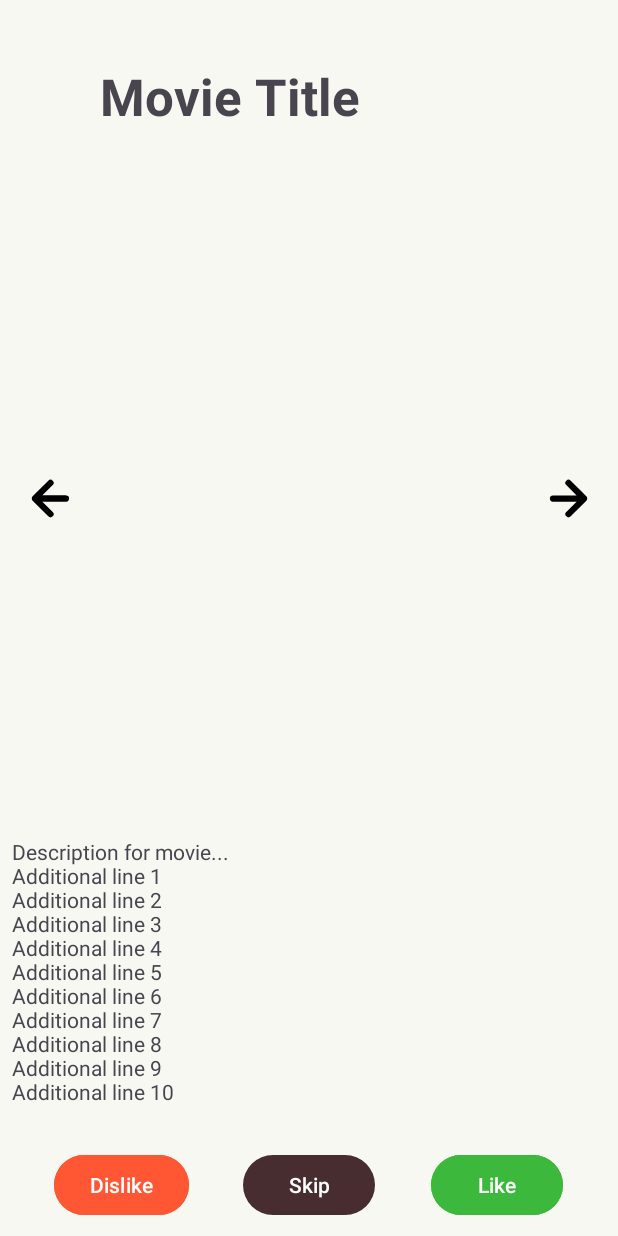
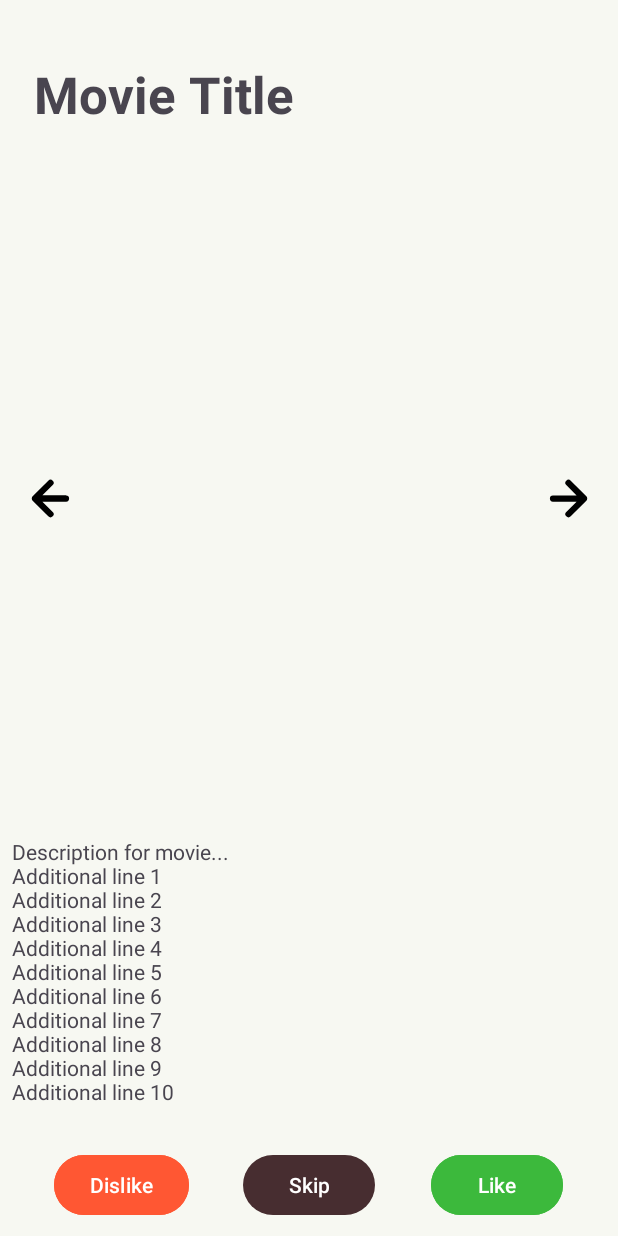
Before and after one commit to Juinjer/MovieRecommenderApp, an Android app built with Jetpack Compose: the SwipeScreen screen opened directly, with no data from a screen before it, on a phone screen of 412 x 824 dp. Run offline under Robolectric (Android 15) with nearby library versions, the phone set to English and light mode, and no system bars; our stand-ins replace Picasso; libraries missing offline, so code that uses them is left out: io.socket.client; pictures from the network do not load; 3 statements that could not run were skipped.

Commit message:
UI fixes

```diff
--- a/movierecommender/app/src/main/java/com/example/movierecommender/UniqueID.kt
+++ b/movierecommender/app/src/main/java/com/example/movierecommender/UniqueID.kt
@@ -1,6 +1,7 @@
 package com.example.movierecommender
 
 import android.app.Application
+import androidx.appcompat.app.AppCompatDelegate
 
 class UniqueID : Application() {
     var uniqueId: String = ""
@@ -11,4 +12,9 @@ class UniqueID : Application() {
         uniqueId = id
         initialized = true
     }
+
+    override fun onCreate() {
+        super.onCreate()
+        AppCompatDelegate.setDefaultNightMode(AppCompatDelegate.MODE_NIGHT_NO)
+    }
 }
--- a/movierecommender/app/src/main/res/layout/activity_create_room.xml
+++ b/movierecommender/app/src/main/res/layout/activity_create_room.xml
@@ -44,6 +44,7 @@
         android:layout_marginTop="109dp"
         android:layout_marginEnd="256dp"
         android:text="Room id:"
+        android:textColor="@color/mg_vandyke"
         app:layout_constraintEnd_toEndOf="parent"
         app:layout_constraintStart_toStartOf="parent"
         app:layout_constraintTop_toTopOf="parent" />
@@ -61,6 +62,7 @@
         android:focusable="false"
         android:text="1 2 3 4 5 6"
         android:textAlignment="center"
+        android:textColor="@color/black"
         app:layout_constraintEnd_toEndOf="parent"
         app:layout_constraintStart_toStartOf="parent"
         app:layout_constraintTop_toTopOf="@+id/id" />
@@ -101,6 +103,7 @@
         android:layout_marginStart="16dp"
         android:layout_marginTop="72dp"
         android:text="Scan QR code to join:"
+        android:textColor="@color/mg_vandyke"
         app:layout_constraintStart_toStartOf="parent"
         app:layout_constraintTop_toTopOf="parent" />
 
--- a/movierecommender/app/src/main/res/layout/activity_join_room.xml
+++ b/movierecommender/app/src/main/res/layout/activity_join_room.xml
@@ -31,11 +31,11 @@
         android:layout_width="wrap_content"
         android:layout_height="wrap_content"
         android:layout_marginTop="80dp"
+        android:backgroundTint="@color/mg_vandyke"
         android:ems="10"
         android:hint="Room id"
         android:inputType="number"
         android:textColor="@color/black"
-        android:backgroundTint="@color/mg_vandyke"
         app:layout_constraintEnd_toEndOf="parent"
         app:layout_constraintHorizontal_bias="0.502"
         app:layout_constraintStart_toStartOf="parent"
@@ -69,6 +69,7 @@
         android:layout_width="wrap_content"
         android:layout_height="wrap_content"
         android:text="Or scan QR code to join:"
+        android:textColor="@color/mg_vandyke"
         android:textSize="16sp"
         android:textStyle="bold"
         android:typeface="normal"
--- a/movierecommender/app/src/main/res/layout/swipe_screen.xml
+++ b/movierecommender/app/src/main/res/layout/swipe_screen.xml
@@ -20,12 +20,14 @@
 
 
     <HorizontalScrollView
-        android:layout_width="0dp"
-        android:layout_height="wrap_content"
+        android:layout_width="368dp"
+        android:layout_height="48dp"
+        android:layout_marginStart="8dp"
         android:layout_marginTop="8dp"
+        android:layout_marginEnd="8dp"
         app:layout_constraintBottom_toTopOf="@+id/imageView2"
-        app:layout_constraintEnd_toEndOf="@+id/imageView2"
-        app:layout_constraintStart_toStartOf="@+id/imageView2"
+        app:layout_constraintEnd_toEndOf="parent"
+        app:layout_constraintStart_toStartOf="parent"
         app:layout_constraintTop_toTopOf="parent">
 
         <TextView
@@ -33,6 +35,7 @@
             android:layout_width="wrap_content"
             android:layout_height="wrap_content"
             android:text="Movie Title"
+            android:textAlignment="center"
             android:textSize="34sp"
             android:textStyle="bold" />
 
```
Also changed, not shown: movierecommender/app/src/main/java/com/example/movierecommender/ui/theme/Theme.kt (+3 -6 lines).
